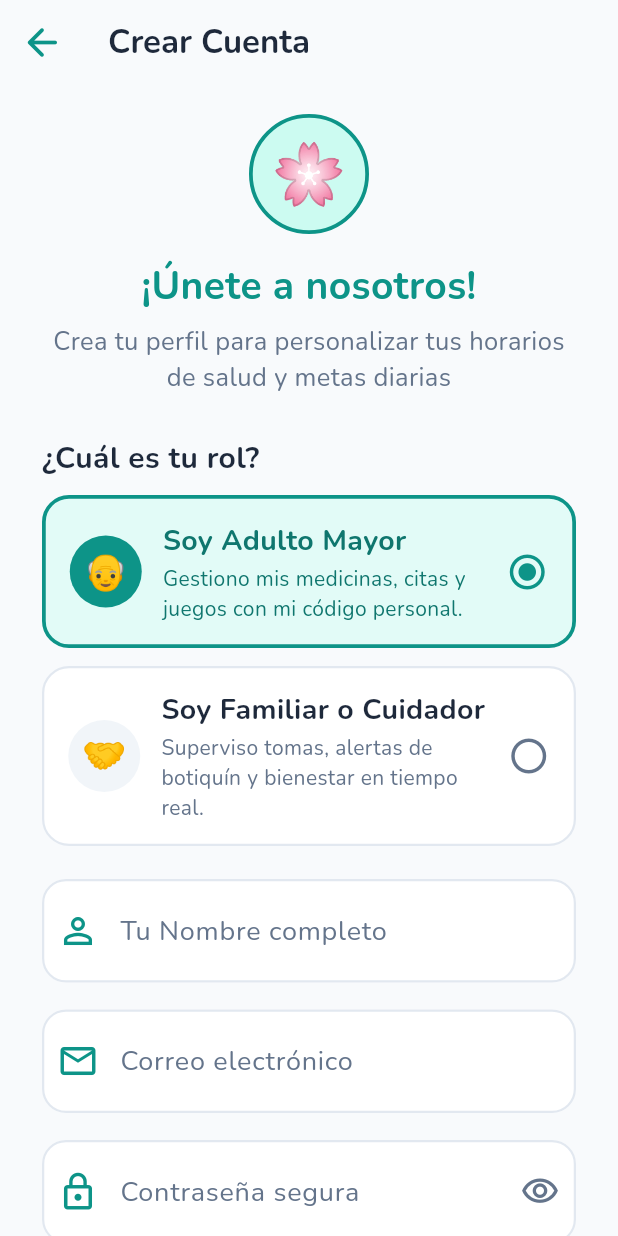
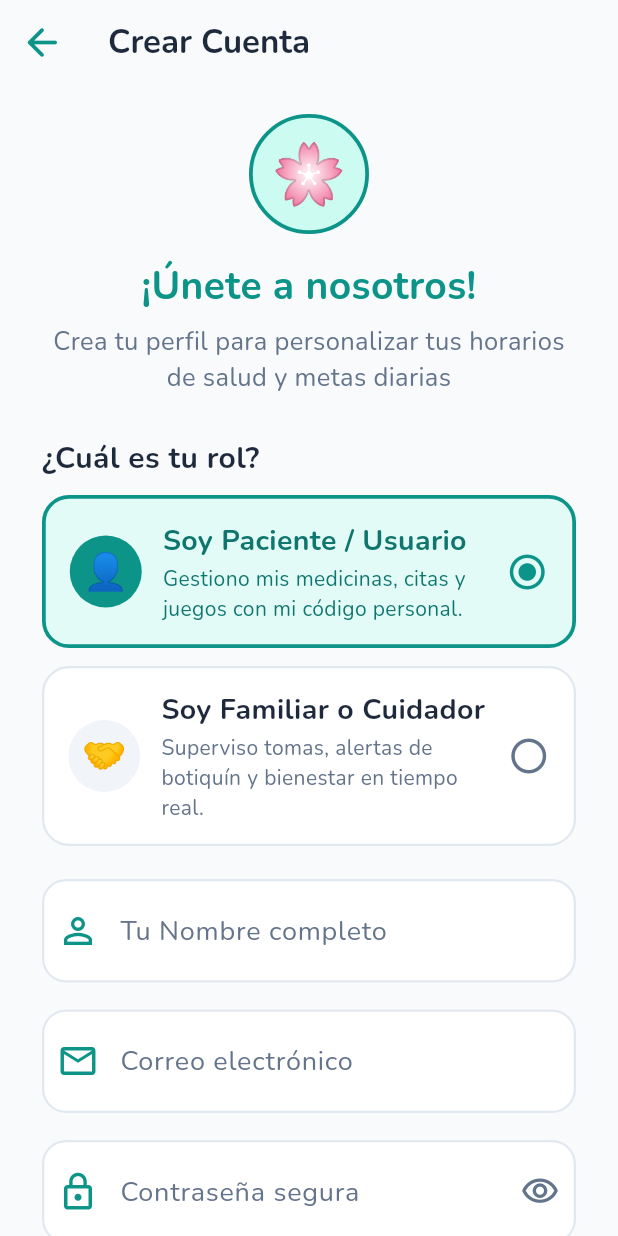
Before and after one commit to SantiCasas21/EnvejecerConBienestar_Flutter, a Flutter app: the RegisterScreen screen opened by its route, on a phone screen of 412 x 824 dp. Run offline on Flutter 3.47's test engine with Material 3 defaults, Android fonts, the phone set to English and light mode, and no system bars; our stand-ins replace dio, flutter_contacts, flutter_local_notifications, flutter_riverpod, flutter_secure_storage, freezed_annotation and 8 more; accounts and stored records are empty; generated files the repository leaves out were written again; network calls fail.

Commit message:
feat(auth): cambiar etiqueta de registro y vinculacion a Soy Paciente / Usuario

```diff
--- a/app/lib/features/auth/presentation/screens/register_screen.dart
+++ b/app/lib/features/auth/presentation/screens/register_screen.dart
@@ -179,7 +179,7 @@ class _RegisterScreenState extends ConsumerState<RegisterScreen> {
                           ),
                           child: Center(
                             child: Text(
-                              '👴',
+                              '👤',
                               style: TextStyle(
                                 fontSize: 24,
                                 color: _rolSeleccionado == 'adulto_mayor'
@@ -195,7 +195,7 @@ class _RegisterScreenState extends ConsumerState<RegisterScreen> {
                             crossAxisAlignment: CrossAxisAlignment.start,
                             children: [
                               Text(
-                                'Soy Adulto Mayor',
+                                'Soy Paciente / Usuario',
                                 style: AppTypography.cuerpo().copyWith(
                                   fontSize: 19,
                                   fontWeight: FontWeight.bold,
--- a/app/lib/features/auth/presentation/widgets/bienvenida_cuidador_dialog.dart
+++ b/app/lib/features/auth/presentation/widgets/bienvenida_cuidador_dialog.dart
@@ -262,9 +262,9 @@ class _BienvenidaCuidadorDialogState
                 ),
                 const SizedBox(height: 22),
 
-                // ── SECCIÓN 2: VINCULACIÓN DEL ADULTO MAYOR ──
+                // ── SECCIÓN 2: VINCULACIÓN DEL PACIENTE ──
                 Text(
-                  '🔗 Vincular Adulto Mayor',
+                  '🔗 Vincular Paciente',
                   style: AppTypography.subtitulo().copyWith(
                     fontSize: 18,
                     fontWeight: FontWeight.bold,
@@ -304,7 +304,7 @@ class _BienvenidaCuidadorDialogState
                       ),
                       const SizedBox(height: 6),
                       const Text(
-                        'El adulto mayor puede ver su código único (ej: ECB-1001) en la pantalla de su perfil.',
+                        'El paciente puede ver su código único (ej: ECB-1001) en la pantalla de su perfil.',
                         style: TextStyle(
                             fontSize: 14, color: AppColors.textSecondary),
                       ),
--- a/app/lib/features/home/presentation/screens/cuidador_dashboard_screen.dart
+++ b/app/lib/features/home/presentation/screens/cuidador_dashboard_screen.dart
@@ -162,7 +162,7 @@ class _CuidadorDashboardScreenState
                         color: AppColors.primaryTeal,
                       ),
                       decoration: InputDecoration(
-                        labelText: 'Código del Adulto Mayor',
+                        labelText: 'Código del Paciente',
                         hintText: 'Ej: ECB-1001',
                         border: OutlineInputBorder(
                             borderRadius: BorderRadius.circular(14)),
@@ -623,7 +623,7 @@ class _CuidadorDashboardScreenState
                         onPressed: _mostrarDialogoVincular,
                         icon: const Icon(Icons.add_link_rounded, size: 22),
                         label: const Text(
-                          'Vincular Nuevo Adulto Mayor',
+                          'Vincular Nuevo Paciente',
                           style: TextStyle(
                               fontSize: 16, fontWeight: FontWeight.bold),
                         ),
@@ -709,7 +709,7 @@ class _CuidadorDashboardScreenState
                             ),
                             const SizedBox(height: 6),
                             const Text(
-                              'Pídele a tu familiar adulto mayor su código (ej: ECB-1001) para comenzar a supervisar su salud.',
+                              'Pídele a tu paciente o familiar su código (ej: ECB-1001) para comenzar a supervisar su salud.',
                               style: TextStyle(
                                   fontSize: 14, color: AppColors.textSecondary),
                               textAlign: TextAlign.center,
```
Also changed, not shown: 3 other files.
